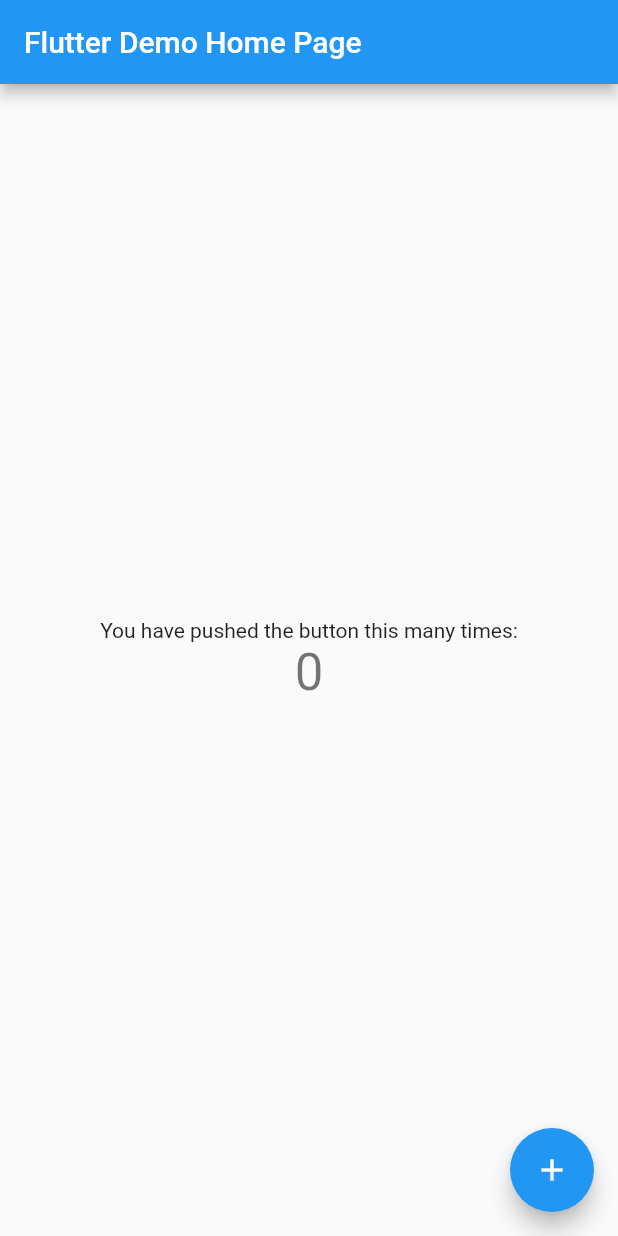
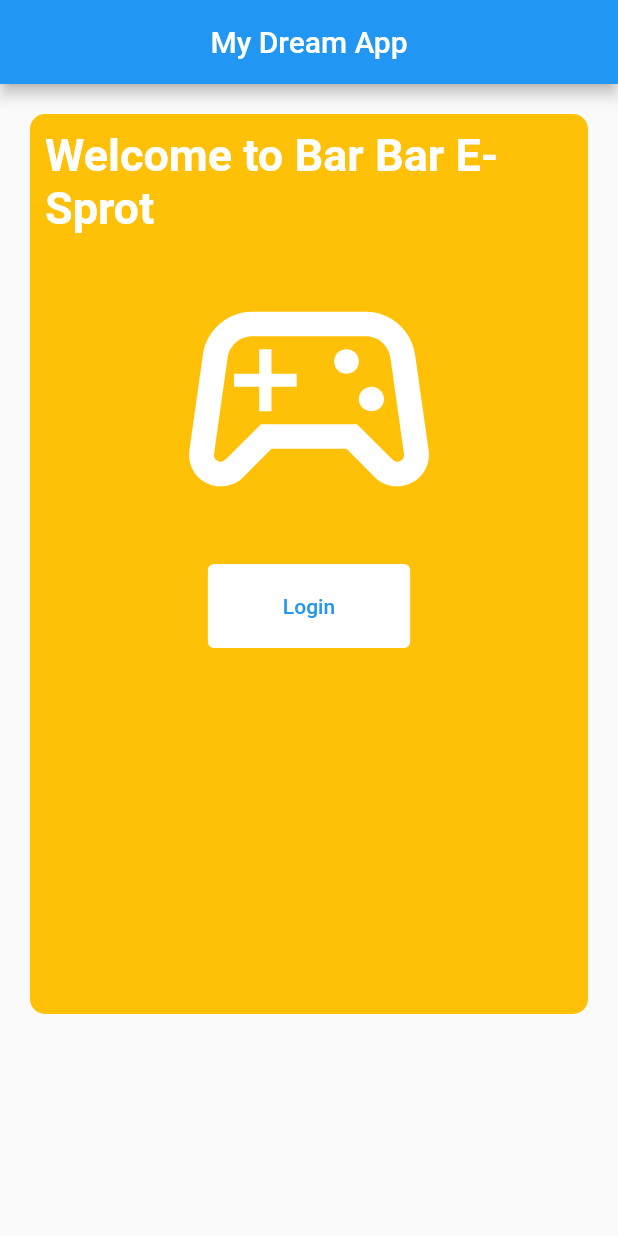
Before and after one commit to muhamadfebriyanto/tugas10, a Flutter app: the screen it shows after launch, on a phone screen of 412 x 824 dp. Run offline on Flutter 3.47's test engine with Material 2 defaults, Android fonts, the phone set to English and light mode, and no system bars.

Commit message:
Tugas Pertemuan 10 Done

```diff
--- /dev/null
+++ b/lib/HomeScreen.dart
@@ -0,0 +1,78 @@
+import 'package:flutter/material.dart';
+import 'package:tugas10/LoginScreen.dart';
+
+class HomeScreen extends StatefulWidget {
+  static const String routing = 'HomeScreen';
+  const HomeScreen({Key? key}) : super(key: key);
+
+  @override
+  State<HomeScreen> createState() => _HomeScreenState();
+}
+
+class _HomeScreenState extends State<HomeScreen> {
+  @override
+  Widget build(BuildContext context) {
+    return Scaffold(
+      appBar: AppBar(
+        centerTitle: true,
+        title: Text("My Dream App"),
+      ),
+      body: Center(
+        child: Column(
+          children: [
+            Container(
+              margin: const EdgeInsets.all(20),
+              width: 500,
+              height: 600,
+              decoration: BoxDecoration(
+                color: Colors.amber,
+                borderRadius: BorderRadius.circular(10),
+              ),
+              child: Center(
+                child: Column(
+                  children: [
+                    Padding(
+                      padding: const EdgeInsets.all(10),
+                      child: Text(
+                        "Welcome to Bar Bar E-Sprot",
+                        style: TextStyle(
+                          color: Colors.white,
+                          fontSize: 30,
+                          fontWeight: FontWeight.bold,
+                        ),
+                      ),
+                    ),
+                    Icon(
+                      Icons.sports_esports_outlined,
+                      color: Colors.white,
+                      size: 200,
+                    ),
+                    Padding(
+                      padding: const EdgeInsets.all(10),
+                      child: TextButton(
+                        style: TextButton.styleFrom(
+                          padding: const EdgeInsets.symmetric(
+                            horizontal: 50,
+                            vertical: 20,
+                          ),
+                          backgroundColor: Colors.white,
+                        ),
+                        onPressed: () {
+                          Navigator.push(context,
+                              MaterialPageRoute(builder: (context) {
+                            return const LoginScreen();
+                          }));
+                        },
+                        child: const Text("Login"),
+                      ),
+                    ),
+                  ],
+                ),
+              ),
+            ),
+          ],
+        ),
+      ),
+    );
+  }
+}
--- a/lib/main.dart
+++ b/lib/main.dart
@@ -1,4 +1,6 @@
 import 'package:flutter/material.dart';
+import 'package:tugas10/HomeScreen.dart';
+import 'package:tugas10/LoginScreen.dart';
 
 void main() {
   runApp(const MyApp());
@@ -7,109 +9,18 @@ void main() {
 class MyApp extends StatelessWidget {
   const MyApp({super.key});
 
-  // This widget is the root of your application.
   @override
   Widget build(BuildContext context) {
     return MaterialApp(
-      title: 'Flutter Demo',
+      title: 'Welcome to Form Widget',
       theme: ThemeData(
-        // This is the theme of your application.
-        //
-        // Try running your application with "flutter run". You'll see the
-        // application has a blue toolbar. Then, without quitting the app, try
-        // changing the primarySwatch below to Colors.green and then invoke
-        // "hot reload" (press "r" in the console where you ran "flutter run",
-        // or simply save your changes to "hot reload" in a Flutter IDE).
-        // Notice that the counter didn't reset back to zero; the application
-        // is not restarted.
         primarySwatch: Colors.blue,
       ),
-      home: const MyHomePage(title: 'Flutter Demo Home Page'),
+      home: const HomeScreen(),
+      routes: {
+        HomeScreen.routing: (context) => const HomeScreen(),
+        LoginScreen.routing: (context) => const LoginScreen(),
+      },
     );
   }
 }
-
-class MyHomePage extends StatefulWidget {
-  const MyHomePage({super.key, required this.title});
-
-  // This widget is the home page of your application. It is stateful, meaning
-  // that it has a State object (defined below) that contains fields that affect
-  // how it looks.
-
-  // This class is the configuration for the state. It holds the values (in this
-  // case the title) provided by the parent (in this case the App widget) and
-  // used by the build method of the State. Fields in a Widget subclass are
-  // always marked "final".
-
-  final String title;
-
-  @override
-  State<MyHomePage> createState() => _MyHomePageState();
-}
-
-class _MyHomePageState extends State<MyHomePage> {
-  int _counter = 0;
-
-  void _incrementCounter() {
-    setState(() {
-      // This call to setState tells the Flutter framework that something has
-      // changed in this State, which causes it to rerun the build method below
-      // so that the display can reflect the updated values. If we changed
-      // _counter without calling setState(), then the build method would not be
-      // called again, and so nothing would appear to happen.
-      _counter++;
-    });
-  }
-
-  @override
-  Widget build(BuildContext context) {
-    // This method is rerun every time setState is called, for instance as done
-    // by the _incrementCounter method above.
-    //
-    // The Flutter framework has been optimized to make rerunning build methods
-    // fast, so that you can just rebuild anything that needs updating rather
-    // than having to individually change instances of widgets.
-    return Scaffold(
-      appBar: AppBar(
-        // Here we take the value from the MyHomePage object that was created by
-        // the App.build method, and use it to set our appbar title.
-        title: Text(widget.title),
-      ),
-      body: Center(
-        // Center is a layout widget. It takes a single child and positions it
-        // in the middle of the parent.
-        child: Column(
-          // Column is also a layout widget. It takes a list of children and
-          // arranges them vertically. By default, it sizes itself to fit its
-          // children horizontally, and tries to be as tall as its parent.
-          //
-          // Invoke "debug painting" (press "p" in the console, choose the
-          // "Toggle Debug Paint" action from the Flutter Inspector in Android
-          // Studio, or the "Toggle Debug Paint" command in Visual Studio Code)
-          // to see the wireframe for each widget.
-          //
-          // Column has various properties to control how it sizes itself and
-          // how it positions its children. Here we use mainAxisAlignment to
-          // center the children vertically; the main axis here is the vertical
-          // axis because Columns are vertical (the cross axis would be
-          // horizontal).
-          mainAxisAlignment: MainAxisAlignment.center,
-          children: <Widget>[
-            const Text(
-              'You have pushed the button this many times:',
-            ),
-            Text(
-              '$_counter',
-              style: Theme.of(context).textTheme.headlineMedium,
-            ),
-          ],
-        ),
-      ),
-      floatingActionButton: FloatingActionButton(
-        onPressed: _incrementCounter,
-        tooltip: 'Increment',
-        child: const Icon(Icons.add),
-      ), // This trailing comma makes auto-formatting nicer for build methods.
-    );
-  }
-}
--- a/pubspec.yaml
+++ b/pubspec.yaml
@@ -36,6 +36,7 @@ dependencies:
   # The following adds the Cupertino Icons font to your application.
   # Use with the CupertinoIcons class for iOS style icons.
   cupertino_icons: ^1.0.2
+  flutter_cubit: ^0.1.1
 
 dev_dependencies:
   flutter_test:
```
Also changed, not shown: lib/LoginScreen.dart (added, +101 -0 lines), pubspec.lock.
